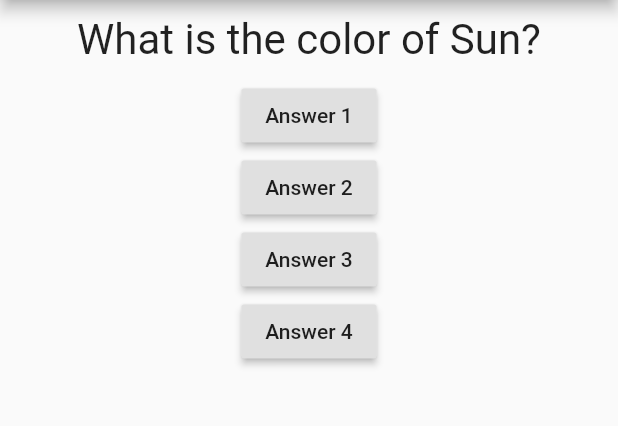
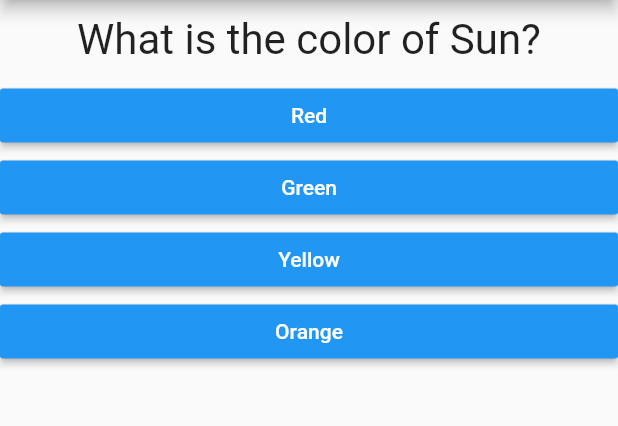
Before and after one commit to sandeepkk1507/quizzyApp, a Flutter app: the screen it shows after launch, on a phone screen of 412 x 824 dp, the part 84-510 px from its top. Run offline on Flutter 3.47's test engine with Material 2 defaults, Android fonts, the phone set to English and light mode, and no system bars.

Commit message:
modified th handle answers in Map

```diff
--- /dev/null
+++ b/lib/answer.dart
@@ -0,0 +1,20 @@
+import 'package:flutter/material.dart';
+
+class Answer extends StatelessWidget{
+  final Function selectHandler;
+  final String answerText;
+  Answer(this.selectHandler, this.answerText);
+
+  @override
+  Widget build(BuildContext context){
+    return Container(
+      width: double.infinity,
+      child: RaisedButton(
+        textColor: Colors.white,
+        child: Text(answerText),
+        color: Colors.blue,
+        onPressed: selectHandler,
+        ),
+    );
+  }
+}
--- a/lib/main.dart
+++ b/lib/main.dart
@@ -1,5 +1,7 @@
 import 'package:flutter/material.dart';
 import './question.dart';
+import './answer.dart';
+
 void main() => runApp(MyApp());
 
 class MyApp extends StatefulWidget {
@@ -25,9 +27,18 @@ class _MyAppState extends State<MyApp> {
   @override
   Widget build(BuildContext context) {
     var questions = [
-      'What is the color of Sun?',
-      'What is the hardest part of human body?',
-      'What is the animal which flies?'
+      {
+        'questionText': 'What is the color of Sun?',
+        'answer': ['Red', 'Green', 'Yellow', 'Orange']
+      },
+      {
+        'questionText': 'What is the hardest part of human body?',
+        'answer': ['Toungue', 'Head', 'Elbow', 'Hand']
+      },
+      {
+        'questionText': 'What is the animal which flies?',
+        'answer': ['Rabbit', 'Duck', 'Tiger', 'Lion']
+      }
     ];
 
     return MaterialApp(
@@ -38,24 +49,11 @@ class _MyAppState extends State<MyApp> {
         body: Column(
           children: <Widget>[
             Question(
-              questions[_questionIndex],
+              questions[_questionIndex]['questionText'],
             ),
-            RaisedButton(
-              child: Text('Answer 1'),
-              onPressed: _answerQuestion,
-            ),
-            RaisedButton(
-              child: Text('Answer 2'),
-              onPressed: _answerQuestion,
-            ),
-            RaisedButton(
-              child: Text('Answer 3'),
-              onPressed: _answerQuestion,
-            ),
-            RaisedButton(
-              child: Text('Answer 4'),
-              onPressed: _answerQuestion,
-            ),
+            ...(questions[_questionIndex]['answer'] as List<String>).map((answer) {
+              return Answer(_answerQuestion, answer);
+            }).toList()
           ],
         ),
       ),
```
